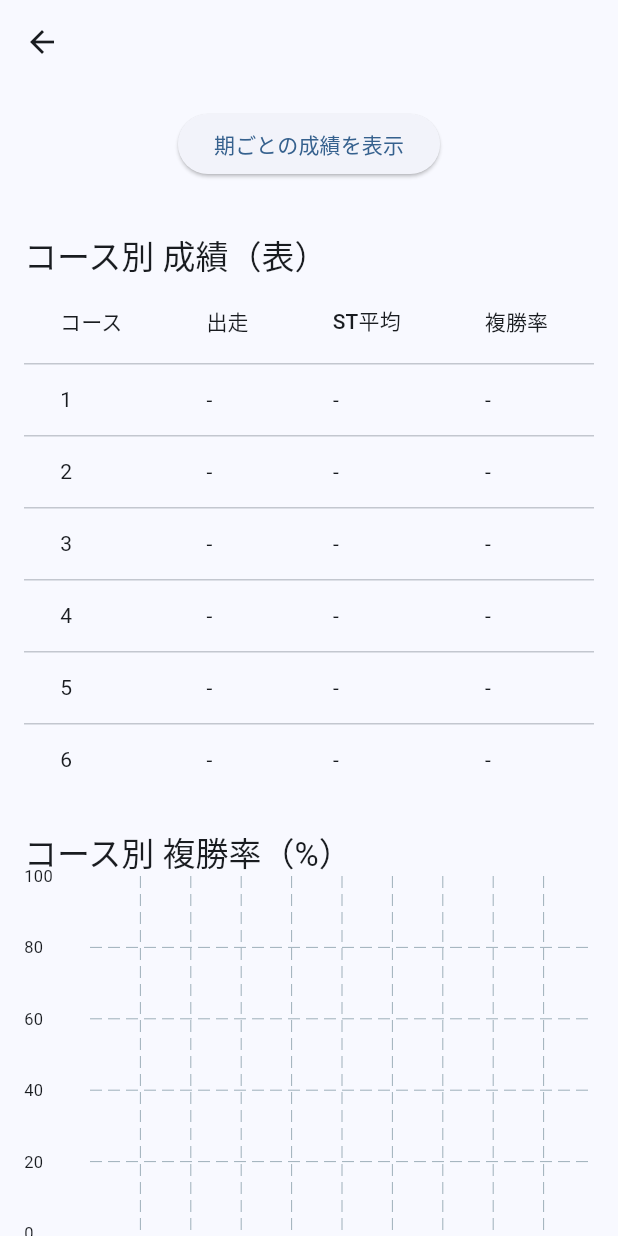
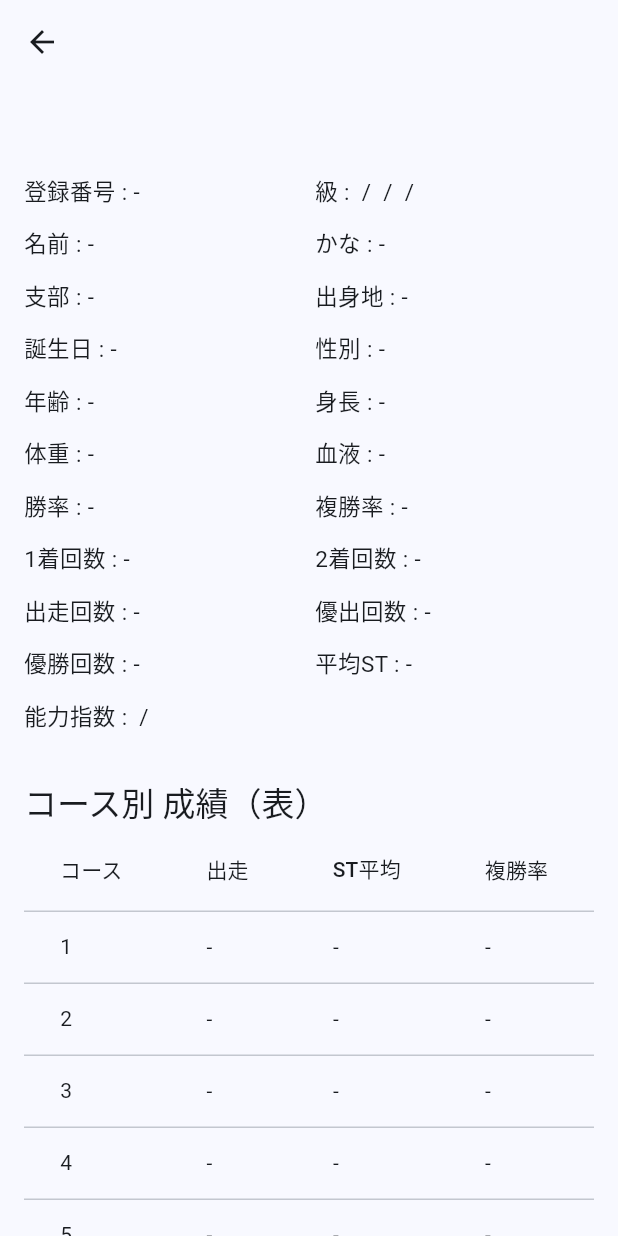
Before and after one commit to teru-kaji/boat_racer_databook, a Flutter app: the MemberDetailPage screen opened directly with empty values, on a phone screen of 412 x 824 dp. Run offline on Flutter 3.47's test engine with Material 3 defaults, Android fonts, the phone set to English and light mode, and no system bars; drawn by our look-alikes of fl_chart; our stand-ins replace objectbox; accounts and stored records are empty; generated files the repository leaves out were written again; statements that could not run were skipped.

Commit message:
・選手の詳細情報（血液型、出身地など）追加 ・検索画面の性別、級別に””を追加、CircleAvatarに性別ごとに色分け ・member_history_page追加 ・検索画面修正 ・棒グラフ追加 ・dataTime(期)の最大値をデフォ ・検索フィールド追加 ・エラー復旧 ・エラーあり

```diff
--- a/lib/main.dart
+++ b/lib/main.dart
@@ -107,7 +107,7 @@ class _MemberListPageState extends State<MemberListPage> {
       results = results.where((m) {
         return (m.name ?? '').contains(q) ||
             (m.nameKana ?? '').contains(q) ||
-            (m.kana2 ?? '').contains(q) ||   // ★ kana2 追加
+            (m.kana3 ?? '').contains(q) ||   // ★ kana3 追加
             (m.kana ?? '').contains(q);      // ★ kana 追加
       }).toList();
     }
@@ -207,7 +207,7 @@ class _MemberListPageState extends State<MemberListPage> {
                 Expanded(
                   child: TextField(
                     controller: _nameController,
-                    decoration: const InputDecoration(labelText: '名前/カナ'),
+                    decoration: const InputDecoration(labelText: '名前/かな'),
                     onChanged: (v) => _applyFilters(),
                   ),
                 ),
--- a/lib/member_detail_page.dart
+++ b/lib/member_detail_page.dart
@@ -1,72 +1,181 @@
-//
 // lib/member_detail_page.dart
-//
 import 'package:flutter/material.dart';
 import 'package:fl_chart/fl_chart.dart';
 import 'models/member.dart';
 import 'member_history_page.dart';
+import 'objectbox.dart';
 
-class MemberDetailPage extends StatelessWidget {
+class MemberDetailPage extends StatefulWidget {
   final Member member;
   const MemberDetailPage({super.key, required this.member});
 
   @override
+  State<MemberDetailPage> createState() => _MemberDetailPageState();
+}
+
+class _MemberDetailPageState extends State<MemberDetailPage> {
+  late List<Member> _history;
+  late List<String> _dataTimeOptions;
+  String? _selectedDataTime;
+  late Member _selectedMember;
+
+  @override
+  void initState() {
+    super.initState();
+    // 同じ登録番号の履歴を取得
+    _history = objectbox.memberBox
+        .getAll()
+        .where((m) => m.number == widget.member.number)
+        .toList();
+
+    // dataTime順にソート
+    _history.sort((a, b) => (a.dataTime ?? '').compareTo(b.dataTime ?? ''));
+
+    // プルダウン用の期リスト
+    _dataTimeOptions = _history
+        .map((m) => m.dataTime ?? '')
+        .where((s) => s.isNotEmpty)
+        .toList();
+
+    // 初期値: 最新の期
+    if (_dataTimeOptions.isNotEmpty) {
+      _selectedDataTime = _dataTimeOptions.last;
+      _selectedMember =
+          _history.firstWhere((m) => m.dataTime == _selectedDataTime);
+    } else {
+      _selectedMember = widget.member;
+    }
+  }
+
+  @override
   Widget build(BuildContext context) {
-    final rows = _buildCourseRows(member);
+    final rows = _buildCourseRows(_selectedMember);
     final totals = _calcTotals(rows);
 
-    // グラフ用データ
-    final winRates = rows.map((r) => r.winRate12 ?? 0).toList();
-    final starts   = rows.map((r) => r.startTime ?? 0).toList();
-    final firsts   = rows.map((r) => r.first ?? 0).toList();
-    final seconds  = rows.map((r) => r.second ?? 0).toList();
-    final thirds   = rows.map((r) => r.third ?? 0).toList();
+    final List<double> winRates =
+    rows.map((r) => r.winRate12 ?? 0.0).toList();
+    final List<double> starts =
+    rows.map((r) => r.startTime ?? 0.0).toList();
+    final List<int> firsts =
+    rows.map((r) => r.first ?? 0).toList();
+    final List<int> seconds =
+    rows.map((r) => r.second ?? 0).toList();
+    final List<int> thirds =
+    rows.map((r) => r.third ?? 0).toList();
 
     return Scaffold(
-      appBar: AppBar(title: Text(member.name ?? '詳細情報')),
+      appBar: AppBar(title: Text(_selectedMember.name ?? '詳細情報')),
       body: SingleChildScrollView(
         padding: const EdgeInsets.all(16),
         child: Column(
           crossAxisAlignment: CrossAxisAlignment.start,
           children: [
-            if ((member.photo ?? '').isNotEmpty)
+            // === 期選択プルダウン + ボタン ===
+            if (_dataTimeOptions.isNotEmpty)
+              Row(
+                children: [
+                  const Text("期を選択: "),
+                  const SizedBox(width: 8),
+                  Expanded(
+                    child: DropdownButton<String>(
+                      value: _selectedDataTime,
+                      isExpanded: true,
+                      items: _dataTimeOptions
+                          .map((dt) =>
+                          DropdownMenuItem(value: dt, child: Text(dt)))
+                          .toList(),
+                      onChanged: (value) {
+                        if (value == null) return;
+                        setState(() {
+                          _selectedDataTime = value;
+                          _selectedMember = _history
+                              .firstWhere((m) => m.dataTime == value);
+                        });
+                      },
+                    ),
+                  ),
+                  const SizedBox(width: 12),
+                  ElevatedButton(
+                    onPressed: () {
+                      Navigator.push(
+                        context,
+                        MaterialPageRoute(
+                          builder: (_) =>
+                              MemberHistoryPage(member: _selectedMember),
+                        ),
+                      );
+                    },
+                    child: const Text('期ごとの成績を表示'),
+                  ),
+                ],
+              ),
+
+            const SizedBox(height: 12),
+
+            if ((_selectedMember.photo ?? '').isNotEmpty)
               Center(
                 child: Image.network(
-                  member.photo!,
+                  _selectedMember.photo!,
                   height: 180,
                   errorBuilder: (_, __, ___) =>
                   const Icon(Icons.person, size: 96),
                 ),
               ),
-            Center(
-              child: ElevatedButton(
-                onPressed: () {
-                  Navigator.push(
-                    context,
-                    MaterialPageRoute(
-                      builder: (_) => MemberHistoryPage(member: member),
-                    ),
-                  );
-                },
-                child: const Text('期ごとの成績を表示'),
-              ),
+
+            const SizedBox(height: 16),
+
+            const SizedBox(height: 16),
+
+// === プロフィール（シンプル2列表示） ===
+            GridView.count(
+              shrinkWrap: true,
+              physics: const NeverScrollableScrollPhysics(),
+              crossAxisCount: 2,
+              childAspectRatio: 6.0, // 行の高さを少し余裕ありに
+              crossAxisSpacing: 8,
+              mainAxisSpacing: 4,
+              children: [
+                _infoText('登録番号', _selectedMember.number),
+                _infoText(
+                  '級',
+                  '${_selectedMember.rank ?? "-"} / ${_selectedMember.rankPast1 ?? "-"} / ${_selectedMember.rankPast2 ?? "-"} / ${_selectedMember.rankPast3 ?? "-"}',
+                ),
+                _infoText('名前', _selectedMember.name),
+                _infoText('かな', _selectedMember.kana3),
+                _infoText('支部', _selectedMember.blanch),
+                _infoText('出身地', _selectedMember.birthplace),
+                _infoText('誕生日', _selectedMember.gBirthday),
+                _infoText(
+                  '性別',
+                  _selectedMember.sex == "1"
+                      ? "男性"
+                      : _selectedMember.sex == "2"
+                      ? "女性"
+                      : _selectedMember.sex,
+                ),
+                _infoText('年齢', _selectedMember.age),
+                _infoText('身長', _selectedMember.height),
+                _infoText('体重', _selectedMember.weight),
+                _infoText('血液', _selectedMember.blood),
+                _infoText('勝率', _selectedMember.winPointRate),
+                _infoText('複勝率', _selectedMember.winRate12),
+                _infoText('1着回数', _selectedMember.firstPlaceCount),
+                _infoText('2着回数', _selectedMember.secondPlaceCount),
+                _infoText('出走回数', _selectedMember.numberOfRace),
+                _infoText('優出回数', _selectedMember.numberOfFinals),
+                _infoText('優勝回数', _selectedMember.numberOfWins),
+                _infoText('平均ST', _selectedMember.startTiming),
+                _infoText(
+                  '能力指数',
+                    '${_selectedMember.lastAbilityScore ?? "-"} / ${_selectedMember.pastAbilityScore ?? "-"}',
+                )
+        //        _infoText('前期能力指数', _selectedMember.pastAbilityScore),
+        //        _infoText('今期能力指数', _selectedMember.lastAbilityScore),
+              ],
             ),
-            const SizedBox(height: 12),
-            _field('登録番号', member.number),
-            _field('名前', member.name),
-            _field('カナ', member.nameKana ?? member.kana2 ?? member.kana),
-            _field('期 (DataTime)', member.dataTime),
-            _field(
-              '性別',
-              member.sex == "1"
-                  ? "男性"
-                  : member.sex == "2"
-                  ? "女性"
-                  : member.sex,
-            ),
-            _field('級別', member.rank),
 
             const SizedBox(height: 24),
+
             Text('コース別 成績（表）',
                 style: Theme.of(context).textTheme.titleLarge),
             _courseTable(context, rows, totals),
@@ -108,21 +217,19 @@ class MemberDetailPage extends StatelessWidget {
     );
   }
 
-  Widget _field(String label, String? value) {
-    if (value == null || value.isEmpty) return const SizedBox.shrink();
-    return Padding(
-      padding: const EdgeInsets.symmetric(vertical: 2),
-      child: Row(
-        crossAxisAlignment: CrossAxisAlignment.start,
-        children: [
-          SizedBox(width: 120, child: Text(label, style: const TextStyle(fontWeight: FontWeight.bold))),
-          Expanded(child: Text(value)),
-        ],
-      ),
+  /// === プロフィール表示ヘルパー（2列タイル） ===
+  Widget _infoText(String label, String? value) {
+    return Text(
+      "$label : ${(value == null || value.isEmpty) ? '-' : value}",
+      style: const TextStyle(fontSize: 15),
     );
   }
 
+  // === 以下は従来のメソッド（_courseTable, グラフ系, _buildCourseRows, _calcTotals, etc.） ===
+  // （前回提示したものと同じですので省略せずそのまま残してください）
+
   Widget _courseTable(BuildContext context, List<_CourseRow> rows, _Totals totals) {
+    // ...（従来通り）
     return SingleChildScrollView(
       scrollDirection: Axis.horizontal,
       child: DataTable(
@@ -146,13 +253,20 @@ class MemberDetailPage extends StatelessWidget {
               DataCell(Text(_fmtInt(r.first))),
               DataCell(Text(_fmtInt(r.second))),
               DataCell(Text(_fmtInt(r.third))),
-              DataCell(Text('${(r.first ?? 0) + (r.second ?? 0) + (r.third ?? 0)}')),
+              DataCell(Text(
+                  '${(r.first ?? 0) + (r.second ?? 0) + (r.third ?? 0)}')),
             ]),
         ],
       ),
     );
   }
 
+// グラフ描画メソッド (_barChartSingle, _lineChartPoints, _barChartStacked, _legendItem)
+// _buildCourseRows, _calcTotals, _fmtInt/_fmtDouble/_fmtPercent/_niceMax
+// は前回提示した完全版と同じです。
+}
+
+/// === グラフ描画メソッド ===
   Widget _barChartSingle({
     required BuildContext context,
     required String titleY,
@@ -164,7 +278,6 @@ class MemberDetailPage extends StatelessWidget {
       height: 260,
       child: BarChart(
         BarChartData(
-          //maxY: maxY,
           maxY: 100,
           minY: 0,
           gridData: FlGridData(show: true),
@@ -174,7 +287,8 @@ class MemberDetailPage extends StatelessWidget {
               sideTitles: SideTitles(
                 showTitles: true,
                 reservedSize: 44,
-                getTitlesWidget: (v, meta) => Text(formatY(v), style: const TextStyle(fontSize: 11)),
+                getTitlesWidget: (v, meta) =>
+                    Text(formatY(v), style: const TextStyle(fontSize: 11)),
               ),
             ),
             bottomTitles: AxisTitles(
@@ -182,16 +296,21 @@ class MemberDetailPage extends StatelessWidget {
                 showTitles: true,
                 interval: 1,
                 getTitlesWidget: (v, meta) {
-                  if (v < 0 || v > values.length - 1) return const SizedBox.shrink();
+                  if (v < 0 || v > values.length - 1) {
+                    return const SizedBox.shrink();
+                  }
                   return Padding(
                     padding: const EdgeInsets.only(top: 6),
-                    child: Text('${v.toInt() + 1}', style: const TextStyle(fontSize: 11)),
+                    child: Text('${v.toInt() + 1}',
+                        style: const TextStyle(fontSize: 11)),
                   );
                 },
               ),
             ),
-            topTitles: const AxisTitles(sideTitles: SideTitles(showTitles: false)),
-            rightTitles: const AxisTitles(sideTitles: SideTitles(showTitles: false)),
+            topTitles:
+            const AxisTitles(sideTitles: SideTitles(showTitles: false)),
+            rightTitles:
+            const AxisTitles(sideTitles: SideTitles(showTitles: false)),
           ),
           barGroups: List.generate(values.length, (i) {
             final y = values[i].isNaN ? 0.0 : values[i];
@@ -201,7 +320,7 @@ class MemberDetailPage extends StatelessWidget {
                 BarChartRodData(
                   toY: y,
                   width: 20,
-                  color: Colors.blue, // ★ 棒の色を青に固定
+                  color: Colors.blue,
                 ),
               ],
             );
@@ -211,7 +330,6 @@ class MemberDetailPage extends StatelessWidget {
     );
   }
 
-  /// -1倍プロット
   Widget _lineChartPoints({
     required BuildContext context,
     required List<double> values,
@@ -240,7 +358,9 @@ class MemberDetailPage extends StatelessWidget {
                 showTitles: true,
                 reservedSize: 44,
                 interval: 0.1,
-                getTitlesWidget: (v, meta) => Text(v.toStringAsFixed(2), style: const TextStyle(fontSize: 11)),
+                getTitlesWidget: (v, meta) =>
+                    Text(v.toStringAsFixed(2),
+                        style: const TextStyle(fontSize: 11)),
               ),
             ),
             bottomTitles: AxisTitles(
@@ -248,16 +368,21 @@ class MemberDetailPage extends StatelessWidget {
                 showTitles: true,
                 interval: 1,
                 getTitlesWidget: (v, meta) {
-                  if (v < 0 || v > values.length - 1) return const SizedBox.shrink();
+                  if (v < 0 || v > values.length - 1) {
+                    return const SizedBox.shrink();
+                  }
                   return Padding(
                     padding: const EdgeInsets.only(top: 6),
-                    child: Text('${v.toInt() + 1}', style: const TextStyle(fontSize: 11)),
+                    child: Text('${v.toInt() + 1}',
+                        style: const TextStyle(fontSize: 11)),
                   );
                 },
               ),
             ),
-            topTitles: const AxisTitles(sideTitles: SideTitles(showTitles: false)),
-            rightTitles: const AxisTitles(sideTitles: SideTitles(showTitles: false)),
+            topTitles:
+            const AxisTitles(sideTitles: SideTitles(showTitles: false)),
+            rightTitles:
+            const AxisTitles(sideTitles: SideTitles(showTitles: false)),
           ),
           lineBarsData: [
             LineChartBarData(
@@ -268,8 +393,8 @@ class MemberDetailPage extends StatelessWidget {
               dotData: FlDotData(
                 show: true,
                 getDotPainter: (spot, percent, barData, index) =>
-                    FlDotCirclePainter(                // ← 丸点
-                      radius: 6,                        // ★ 半径を大きく
+                    FlDotCirclePainter(
+                      radius: 6,
                       color: Colors.red,
                       strokeWidth: 0,
                     ),
@@ -294,13 +419,12 @@ class MemberDetailPage extends StatelessWidget {
           height: 260,
           child: BarChart(
             BarChartData(
-          //    maxY: maxY,
               maxY: 50,
               minY: 0,
               gridData: FlGridData(show: true),
               borderData: FlBorderData(
                 show: false,
-                border: Border.all(color: Colors.black, width: 1), // 外枠
+                border: Border.all(color: Colors.black, width: 1),
               ),
               titlesData: FlTitlesData(
                 leftTitles: AxisTitles(
@@ -343,9 +467,9 @@ class MemberDetailPage extends StatelessWidget {
                       toY: f + s + t,
                       width: 20,
                       rodStackItems: [
-                        BarChartRodStackItem(0, f, Colors.blue),       // 1着
-                        BarChartRodStackItem(f, f + s, Colors.green),  // 2着
-                        BarChartRodStackItem(f + s, f + s + t, Colors.orange), // 3着
+                        BarChartRodStackItem(0, f, Colors.blue),
+                        BarChartRodStackItem(f, f + s, Colors.green),
+                        BarChartRodStackItem(f + s, f + s + t, Colors.orange),
                       ],
                     ),
                   ],
@@ -355,7 +479,6 @@ class MemberDetailPage extends StatelessWidget {
           ),
         ),
         const SizedBox(height: 8),
-        // ==== 凡例 ====
         Wrap(
           spacing: 16,
           children: [
@@ -368,7 +491,6 @@ class MemberDetailPage extends StatelessWidget {
     );
   }
 
-  /// 凡例用ウィジェット
   Widget _legendItem({required Color color, required String label}) {
     return Row(
       mainAxisSize: MainAxisSize.min,
@@ -379,6 +501,8 @@ class MemberDetailPage extends StatelessWidget {
       ],
     );
   }
+
+  /// === 補助メソッド ===
 
   List<_CourseRow> _buildCourseRows(Member m) {
     int? toInt(String? s) => int.tryParse((s ?? '').trim());
@@ -429,7 +553,7 @@ class MemberDetailPage extends StatelessWidget {
     final mul = (padded / step).ceil();
     return (mul * step).clamp(minMax, double.infinity);
   }
-}
+
 
 class _CourseRow {
   final int lane;
```
